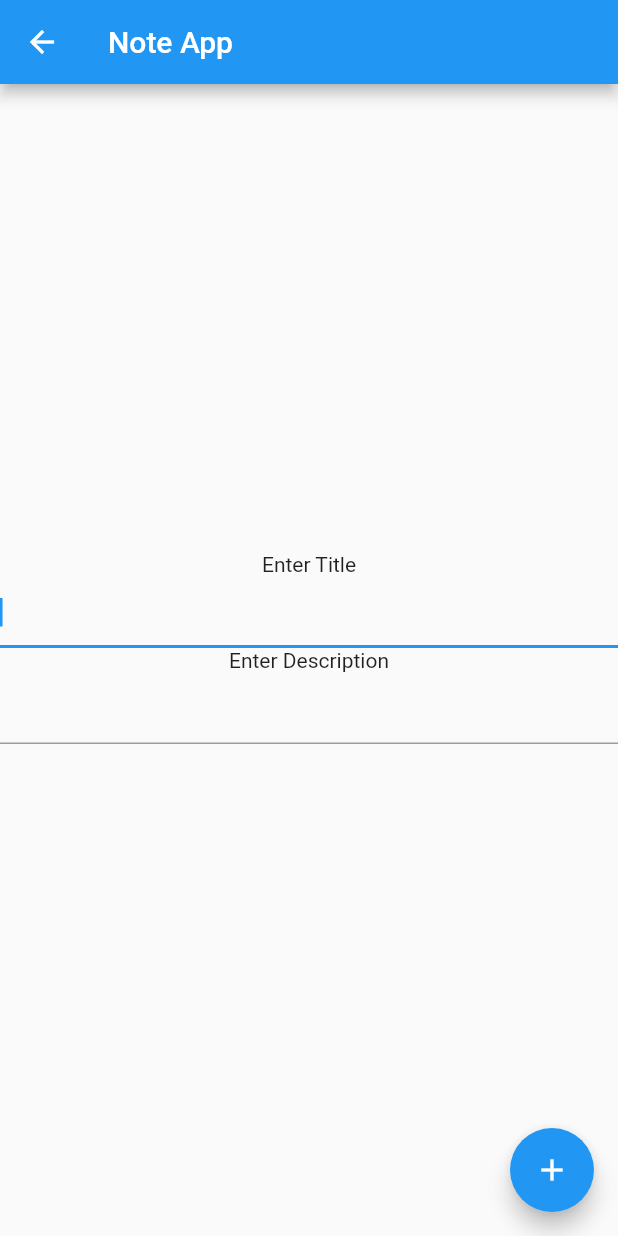
After one commit to Aratnor/FlutterNoteApp, a Flutter app: the screen it shows after launch, after a tap on the "add" icon, on a phone screen of 412 x 824 dp. The commit adds this screen. Run offline on Flutter 3.47's test engine with Material 2 defaults, Android fonts, the phone set to English and light mode, and no system bars.

Commit message:
Letsclean our code basee

```diff
--- /dev/null
+++ b/lib/addnote/AddNoteWidget.dart
@@ -0,0 +1,70 @@
+
+import 'package:flutter/material.dart';
+
+import '../Note.dart';
+
+class AddNoteWidget extends StatefulWidget {
+  const AddNoteWidget({super.key});
+
+  @override
+  State<AddNoteWidget> createState() => _AddNoteState();
+}
+
+class _AddNoteState extends State<AddNoteWidget> {
+
+  String title = "";
+  String desc = "";
+  String titleDesc = "";
+
+  void _navigateBackToListingWidget() {
+    FocusManager.instance.primaryFocus?.unfocus();
+    if(title.isNotEmpty && desc.isNotEmpty) {
+      titleDesc = "Title is $title and Desc is $desc";
+    } else {
+      titleDesc = "";
+    }
+    Note note = Note(title,desc,titleDesc);
+
+    Navigator.pop(context,note);
+  }
+
+  @override
+  Widget build(BuildContext context) {
+    return Scaffold(
+      appBar: AppBar(
+        title: const Text('Note App'),
+      ),
+      body: Center(
+        child: Column(
+          mainAxisAlignment: MainAxisAlignment.center,
+          children: <Widget>[
+            const Text(
+              'Enter Title',
+            ),
+            TextField(
+              autofocus: true,
+              onChanged: (text) {
+                title = text;
+              },
+            ),
+            const Text(
+                'Enter Description'
+            ),
+            TextField(
+              autofocus: true,
+              onChanged: (text) {
+                desc = text;
+              },),
+            Text(titleDesc)
+          ],
+        ),
+      ),
+      floatingActionButton: FloatingActionButton(
+        onPressed: _navigateBackToListingWidget,
+        tooltip: 'Increment',
+        child: const Icon(Icons.add),
+      ), // This trailing comma makes auto-formatting nicer for build methods.
+    );
+  }
+
+}
--- a/lib/ListingWidget.dart
+++ b/lib/listing/ListingWidget.dart
@@ -1,7 +1,7 @@
 import 'package:flutter/material.dart';
+import 'package:flutter_note_app/addnote/AddNoteWidget.dart';
 
-import 'Note.dart';
-import 'main.dart';
+import '../Note.dart';
 
 class ListingWidget extends StatefulWidget {
   const ListingWidget({super.key});
@@ -16,7 +16,7 @@ class _ListingState extends State<ListingWidget> {
   Future<void> _navigateAddNoteAndAwait(BuildContext context) async {
     final result = await Navigator.push(
         context,
-        MaterialPageRoute(builder: (context) => const MyHomePage())
+        MaterialPageRoute(builder: (context) => const AddNoteWidget())
     );
 
     if(!mounted) return;
```
Also changed, not shown: lib/main.dart (+1 -101 lines).
